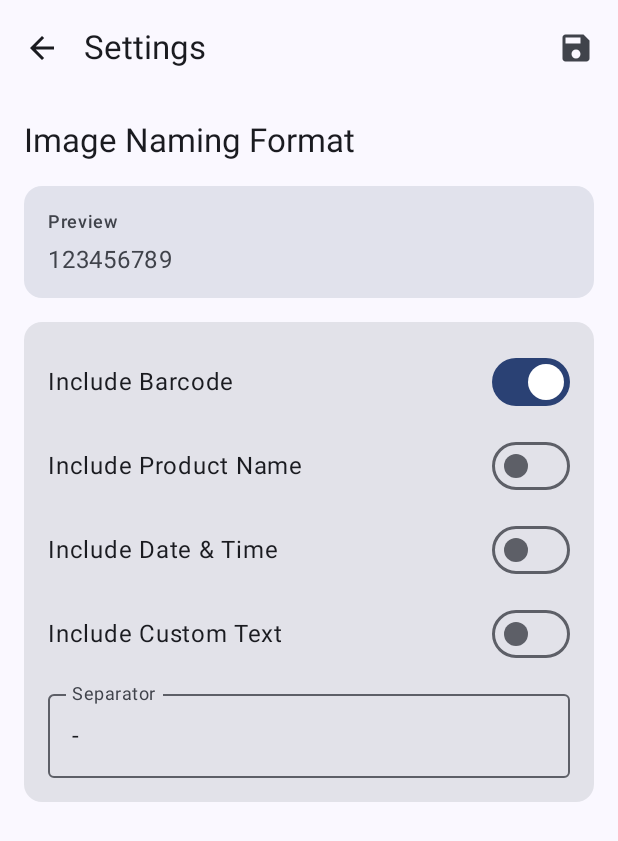
After one commit to Shriram2005/Barcode-Product-Scanner, an Android app built with Jetpack Compose: the SettingsScreen screen opened through its navigation route, on a phone screen of 412 x 824 dp. The commit adds this screen. Shown: the top 841 px of the screen. Run offline under Robolectric (Android 15) with nearby library versions, the phone set to English and light mode, and no system bars; libraries missing offline, so code that uses them is left out: androidx.camera.core, androidx.camera.lifecycle, androidx.camera.view, com.google.mlkit.vision; 1 statement that could not run was skipped.

Commit message:
Added SettingsScreen with various features to change file name format

```diff
--- a/app/build.gradle.kts
+++ b/app/build.gradle.kts
@@ -2,6 +2,7 @@ plugins {
     alias(libs.plugins.android.application)
     alias(libs.plugins.kotlin.android)
     alias(libs.plugins.kotlin.compose)
+    kotlin("plugin.serialization") version "1.9.0"
 }
 
 android {
@@ -74,4 +75,6 @@ dependencies {
     implementation (libs.coil.compose.v222)    // Coil for image loading
     implementation(libs.androidx.lifecycle.viewmodel.compose)     // ViewModel dependency
     implementation(libs.androidx.lifecycle.runtime.compose)
+    implementation(libs.androidx.datastore.preferences)
+    implementation(libs.kotlinx.serialization.json)
 }
--- a/app/src/main/java/com/shriram/barcodeproductscanner/navigation/AppNavigation.kt
+++ b/app/src/main/java/com/shriram/barcodeproductscanner/navigation/AppNavigation.kt
@@ -7,12 +7,14 @@ import androidx.navigation.compose.composable
 import androidx.navigation.compose.rememberNavController
 import com.shriram.barcodeproductscanner.screens.BarcodeScanScreen
 import com.shriram.barcodeproductscanner.screens.ImageCaptureScreen
+import com.shriram.barcodeproductscanner.screens.SettingsScreen
 
 sealed class Screen(val route: String) {
     data object BarcodeScanner : Screen("barcode_scanner")
     data object ImageCapture : Screen("image_capture/{barcodeNumber}") {
         fun createRoute(barcodeNumber: String) = "image_capture/$barcodeNumber"
     }
+    data object Settings : Screen("settings")
 }
 
 @Composable
@@ -31,6 +33,9 @@ fun AppNavigation(
                             saveState = true
                         }
                     }
+                },
+                onSettingsClick = {
+                    navController.navigate(Screen.Settings.route)
                 }
             )
         }
@@ -50,5 +55,13 @@ fun AppNavigation(
                 }
             )
         }
+
+        composable(Screen.Settings.route) {
+            SettingsScreen(
+                onNavigateBack = {
+                    navController.popBackStack()
+                }
+            )
+        }
     }
 }
--- a/app/src/main/java/com/shriram/barcodeproductscanner/screens/BarcodeScanScreen.kt
+++ b/app/src/main/java/com/shriram/barcodeproductscanner/screens/BarcodeScanScreen.kt
@@ -27,8 +27,10 @@ import androidx.compose.foundation.layout.padding
 import androidx.compose.foundation.layout.size
 import androidx.compose.material.icons.Icons
 import androidx.compose.material.icons.filled.QrCodeScanner
+import androidx.compose.material.icons.filled.Settings
 import androidx.compose.material3.Button
 import androidx.compose.material3.Icon
+import androidx.compose.material3.IconButton
 import androidx.compose.material3.MaterialTheme
 import androidx.compose.material3.Text
 import androidx.compose.runtime.Composable
@@ -60,7 +62,8 @@ import java.util.concurrent.Executors
 @OptIn(ExperimentalPermissionsApi::class)
 @Composable
 fun BarcodeScanScreen(
-    onBarcodeDetected: (String) -> Unit
+    onBarcodeDetected: (String) -> Unit,
+    onSettingsClick: () -> Unit
 ) {
     val context = LocalContext.current
     val lifecycleOwner = androidx.lifecycle.compose.LocalLifecycleOwner.current
@@ -202,6 +205,20 @@ fun BarcodeScanScreen(
             }, ContextCompat.getMainExecutor(context))
         }
 
+        // Settings button
+        IconButton(
+            onClick = onSettingsClick,
+            modifier = Modifier
+                .align(Alignment.TopEnd)
+                .padding(16.dp)
+        ) {
+            Icon(
+                imageVector = Icons.Default.Settings,
+                contentDescription = stringResource(R.string.settings),
+                tint = Color.White
+            )
+        }
+
         // Scanning Overlay
         Box(
             modifier = Modifier
--- a/app/src/main/java/com/shriram/barcodeproductscanner/screens/ImageCaptureScreen.kt
+++ b/app/src/main/java/com/shriram/barcodeproductscanner/screens/ImageCaptureScreen.kt
@@ -80,7 +80,7 @@ fun ImageCaptureScreen(
     val uiState by viewModel.uiState.collectAsState()
 
     LaunchedEffect(barcodeNumber) {
-        viewModel.initialize(barcodeNumber)
+        viewModel.initialize(barcodeNumber, context)
         viewModel.loadExistingImages(context)
     }
 
--- /dev/null
+++ b/app/src/main/java/com/shriram/barcodeproductscanner/screens/SettingsScreen.kt
@@ -0,0 +1,211 @@
+package com.shriram.barcodeproductscanner.screens
+
+import android.widget.Toast
+import androidx.compose.foundation.layout.Arrangement
+import androidx.compose.foundation.layout.Column
+import androidx.compose.foundation.layout.Row
+import androidx.compose.foundation.layout.fillMaxSize
+import androidx.compose.foundation.layout.fillMaxWidth
+import androidx.compose.foundation.layout.padding
+import androidx.compose.foundation.rememberScrollState
+import androidx.compose.foundation.verticalScroll
+import androidx.compose.material.icons.Icons
+import androidx.compose.material.icons.filled.ArrowBack
+import androidx.compose.material.icons.filled.Save
+import androidx.compose.material3.Card
+import androidx.compose.material3.ExperimentalMaterial3Api
+import androidx.compose.material3.Icon
+import androidx.compose.material3.IconButton
+import androidx.compose.material3.MaterialTheme
+import androidx.compose.material3.OutlinedTextField
+import androidx.compose.material3.Scaffold
+import androidx.compose.material3.Surface
+import androidx.compose.material3.Switch
+import androidx.compose.material3.Text
+import androidx.compose.material3.TopAppBar
+import androidx.compose.runtime.Composable
+import androidx.compose.runtime.LaunchedEffect
+import androidx.compose.runtime.collectAsState
+import androidx.compose.runtime.getValue
+import androidx.compose.ui.Alignment
+import androidx.compose.ui.Modifier
+import androidx.compose.ui.platform.LocalContext
+import androidx.compose.ui.res.stringResource
+import androidx.compose.ui.unit.dp
+import androidx.lifecycle.viewmodel.compose.viewModel
+import com.shriram.barcodeproductscanner.R
+import com.shriram.barcodeproductscanner.viewmodels.SettingsViewModel
+
+@OptIn(ExperimentalMaterial3Api::class)
+@Composable
+fun SettingsScreen(
+    onNavigateBack: () -> Unit,
+    viewModel: SettingsViewModel = viewModel()
+) {
+    val context = LocalContext.current
+    val uiState by viewModel.uiState.collectAsState()
+    val format = uiState.imagingNamingFormat
+
+    LaunchedEffect(Unit) {
+        viewModel.loadSettings(context)
+    }
+
+    Scaffold(
+        topBar = {
+            TopAppBar(
+                title = { Text(stringResource(R.string.settings)) },
+                navigationIcon = {
+                    IconButton(onClick = onNavigateBack) {
+                        Icon(Icons.Default.ArrowBack, contentDescription = stringResource(R.string.back))
+                    }
+                },
+                actions = {
+                    IconButton(onClick = {
+                        viewModel.saveSettings(context)
+                        onNavigateBack()
+                        Toast.makeText(context, R.string.settings_saved, Toast.LENGTH_SHORT).show()
+                    }) {
+                        Icon(Icons.Default.Save, contentDescription = stringResource(R.string.save))
+                    }
+                }
+            )
+        }
+    ) { padding ->
+        Column(
+            modifier = Modifier
+                .fillMaxSize()
+                .padding(padding)
+                .verticalScroll(rememberScrollState())
+                .padding(16.dp),
+            verticalArrangement = Arrangement.spacedBy(16.dp)
+        ) {
+            Text(
+                text = stringResource(R.string.image_naming_format),
+                style = MaterialTheme.typography.titleLarge
+            )
+
+            // Preview of the current format
+            Surface(
+                modifier = Modifier.fillMaxWidth(),
+                color = MaterialTheme.colorScheme.surfaceVariant,
+                shape = MaterialTheme.shapes.medium
+            ) {
+                Column(
+                    modifier = Modifier.padding(16.dp),
+                    verticalArrangement = Arrangement.spacedBy(8.dp)
+                ) {
+                    Text(
+                        text = stringResource(R.string.preview),
+                        style = MaterialTheme.typography.labelMedium
+                    )
+                    Text(
+                        text = viewModel.generateImageName("123456789"),
+                        style = MaterialTheme.typography.bodyLarge
+                    )
+                }
+            }
+
+            // Format options
+            Card(
+                modifier = Modifier.fillMaxWidth()
+            ) {
+                Column(
+                    modifier = Modifier.padding(16.dp),
+                    verticalArrangement = Arrangement.spacedBy(8.dp)
+                ) {
+                    // Barcode Switch
+                    Row(
+                        modifier = Modifier.fillMaxWidth(),
+                        horizontalArrangement = Arrangement.SpaceBetween,
+                        verticalAlignment = Alignment.CenterVertically
+                    ) {
+                        Text(stringResource(R.string.include_barcode))
+                        Switch(
+                            checked = format.includeBarcode,
+                            onCheckedChange = {
+                                viewModel.updateImageNamingFormat(format.copy(includeBarcode = it))
+                            }
+                        )
+                    }
+
+                    // Product Name
+                    Row(
+                        modifier = Modifier.fillMaxWidth(),
+                        horizontalArrangement = Arrangement.SpaceBetween,
+                        verticalAlignment = Alignment.CenterVertically
+                    ) {
+                        Text(stringResource(R.string.include_product_name))
+                        Switch(
+                            checked = format.includeProductName,
+                            onCheckedChange = {
+                                viewModel.updateImageNamingFormat(format.copy(includeProductName = it))
+                            }
+                        )
+                    }
+
+                    if (format.includeProductName) {
+                        OutlinedTextField(
+                            value = format.productName,
+                            onValueChange = {
+                                viewModel.updateImageNamingFormat(format.copy(productName = it))
+                            },
+                            label = { Text(stringResource(R.string.product_name)) },
+                            modifier = Modifier.fillMaxWidth()
+                        )
+                    }
+
+                    // Date Time
+                    Row(
+                        modifier = Modifier.fillMaxWidth(),
+                        horizontalArrangement = Arrangement.SpaceBetween,
+                        verticalAlignment = Alignment.CenterVertically
+                    ) {
+                        Text(stringResource(R.string.include_date_time))
+                        Switch(
+                            checked = format.includeDateTime,
+                            onCheckedChange = {
+                                viewModel.updateImageNamingFormat(format.copy(includeDateTime = it))
+                            }
+                        )
+                    }
+
+                    // Custom Text
+                    Row(
+                        modifier = Modifier.fillMaxWidth(),
+                        horizontalArrangement = Arrangement.SpaceBetween,
+                        verticalAlignment = Alignment.CenterVertically
+                    ) {
+                        Text(stringResource(R.string.include_custom_text))
+                        Switch(
+                            checked = format.includeCustomText,
+                            onCheckedChange = {
+                                viewModel.updateImageNamingFormat(format.copy(includeCustomText = it))
+                            }
+                        )
+                    }
+
+                    if (format.includeCustomText) {
+                        OutlinedTextField(
+                            value = format.customText,
+                            onValueChange = {
+                                viewModel.updateImageNamingFormat(format.copy(customText = it))
+                            },
+                            label = { Text(stringResource(R.string.custom_text)) },
+                            modifier = Modifier.fillMaxWidth()
+                        )
+                    }
+
+                    // Separator
+                    OutlinedTextField(
+                        value = format.separator,
+                        onValueChange = {
+                            viewModel.updateImageNamingFormat(format.copy(separator = it))
+                        },
+                        label = { Text(stringResource(R.string.separator)) },
+                        modifier = Modifier.fillMaxWidth()
+                    )
+                }
+            }
+        }
+    }
+}
--- /dev/null
+++ b/app/src/main/java/com/shriram/barcodeproductscanner/viewmodels/SettingsViewModel.kt
@@ -0,0 +1,108 @@
+package com.shriram.barcodeproductscanner.viewmodels
+
+import android.content.Context
+import androidx.datastore.preferences.core.edit
+import androidx.datastore.preferences.core.stringPreferencesKey
+import androidx.datastore.preferences.preferencesDataStore
+import androidx.lifecycle.ViewModel
+import androidx.lifecycle.viewModelScope
+import kotlinx.coroutines.flow.MutableStateFlow
+import kotlinx.coroutines.flow.StateFlow
+import kotlinx.coroutines.flow.asStateFlow
+import kotlinx.coroutines.flow.first
+import kotlinx.coroutines.launch
+import kotlinx.serialization.Serializable
+import kotlinx.serialization.encodeToString
+import kotlinx.serialization.json.Json
+
+private val Context.dataStore by preferencesDataStore(name = "settings")
+
+@Serializable
+data class ImageNamingFormat(
+    val includeBarcode: Boolean = true,
+    val includeProductName: Boolean = false,
+    val includeDateTime: Boolean = false,
+    val includeCustomText: Boolean = false,
+    val customText: String = "",
+    val productName: String = "",
+    val separator: String = "-"
+)
+
+data class SettingsUiState(
+    val imagingNamingFormat: ImageNamingFormat = ImageNamingFormat(),
+    val isEditing: Boolean = false
+)
+
+class SettingsViewModel : ViewModel() {
+    private val _uiState = MutableStateFlow(SettingsUiState())
+    val uiState: StateFlow<SettingsUiState> = _uiState.asStateFlow()
+
+    companion object {
+        private val IMAGE_FORMAT_KEY = stringPreferencesKey("image_format")
+        private val json = Json {
+            ignoreUnknownKeys = true
+            prettyPrint = true
+        }
+    }
+
+    fun loadSettings(context: Context) {
+        viewModelScope.launch {
+            try {
+                val preferences = context.dataStore.data.first()
+                val formatJson = preferences[IMAGE_FORMAT_KEY]
+                if (formatJson != null) {
+                    val format = json.decodeFromString<ImageNamingFormat>(formatJson)
+                    _uiState.value = SettingsUiState(imagingNamingFormat = format)
+                }
+            } catch (e: Exception) {
+                // If there's an error loading settings, keep the default values
+                _uiState.value = SettingsUiState()
+            }
+        }
+    }
+
+    fun saveSettings(context: Context) {
+        viewModelScope.launch {
+            try {
+                val formatJson = json.encodeToString(_uiState.value.imagingNamingFormat)
+                context.dataStore.edit { preferences ->
+                    preferences[IMAGE_FORMAT_KEY] = formatJson
+                }
+            } catch (e: Exception) {
+                // Handle save error if needed
+            }
+        }
+    }
+
+    fun updateImageNamingFormat(format: ImageNamingFormat) {
+        _uiState.value = _uiState.value.copy(
+            imagingNamingFormat = format
+        )
+    }
+
+    fun toggleEditing() {
+        _uiState.value = _uiState.value.copy(
+            isEditing = !_uiState.value.isEditing
+        )
+    }
+
+    fun generateImageName(barcodeNumber: String): String {
+        val format = _uiState.value.imagingNamingFormat
+        val parts = mutableListOf<String>()
+
+        if (format.includeBarcode) {
+            parts.add(barcodeNumber)
+        }
+        if (format.includeProductName && format.productName.isNotBlank()) {
+            parts.add(format.productName)
+        }
+        if (format.includeDateTime) {
+            parts.add(java.time.LocalDateTime.now().toString().replace(":", "-"))
+        }
+        if (format.includeCustomText && format.customText.isNotBlank()) {
+            parts.add(format.customText)
+        }
+
+        return if (parts.isEmpty()) barcodeNumber else parts.joinToString(format.separator)
+    }
+}
--- a/app/src/main/res/values/strings.xml
+++ b/app/src/main/res/values/strings.xml
@@ -27,4 +27,19 @@
     <string name="continue_capturing">Continue Capturing</string>
     <string name="image_saved">Image saved successfully!</string>
     <string name="image_save_failed">Failed to save image: %s</string>
+
+    <!-- Settings Screen -->
+    <string name="settings">Settings</string>
+    <string name="back">Back</string>
+    <string name="save">Save</string>
+    <string name="settings_saved">Settings saved successfully</string>
+    <string name="image_naming_format">Image Naming Format</string>
+    <string name="preview">Preview</string>
+    <string name="include_barcode">Include Barcode</string>
+    <string name="include_product_name">Include Product Name</string>
+    <string name="include_date_time">Include Date &amp; Time</string>
+    <string name="include_custom_text">Include Custom Text</string>
+    <string name="product_name">Product Name</string>
+    <string name="custom_text">Custom Text</string>
+    <string name="separator">Separator</string>
 </resources>
```
Also changed, not shown: app/src/main/java/com/shriram/barcodeproductscanner/viewmodels/ImageCaptureViewModel.kt (+9 -5 lines), gradle/libs.versions.toml (+8 -0 lines), 1 other file.
